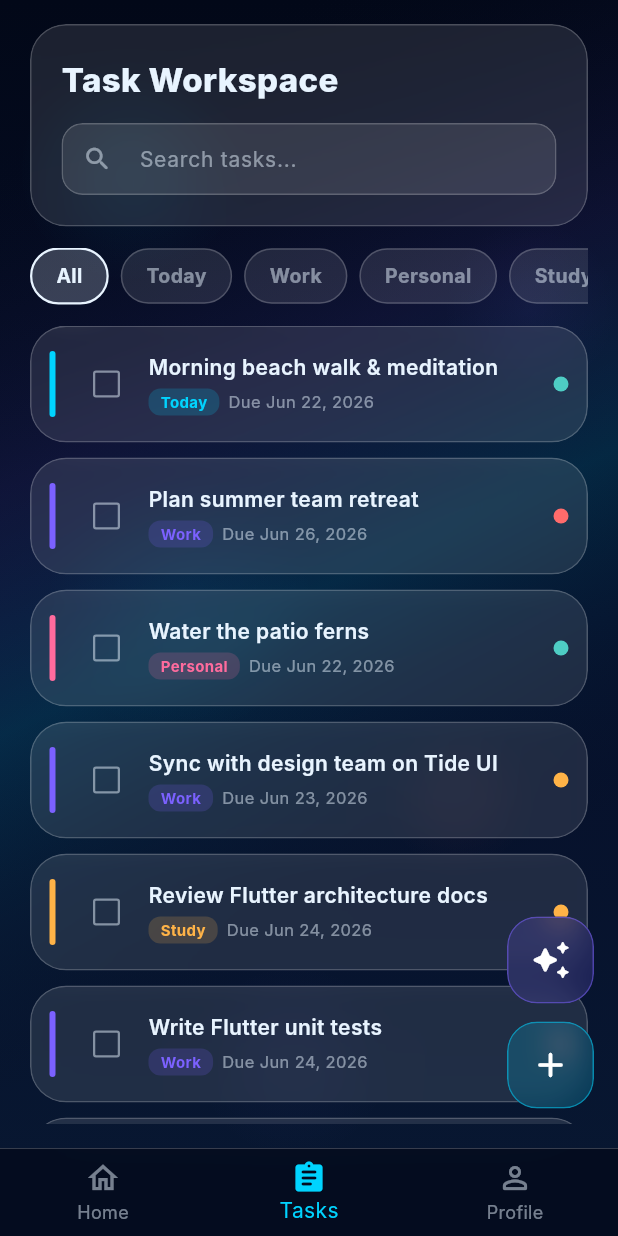
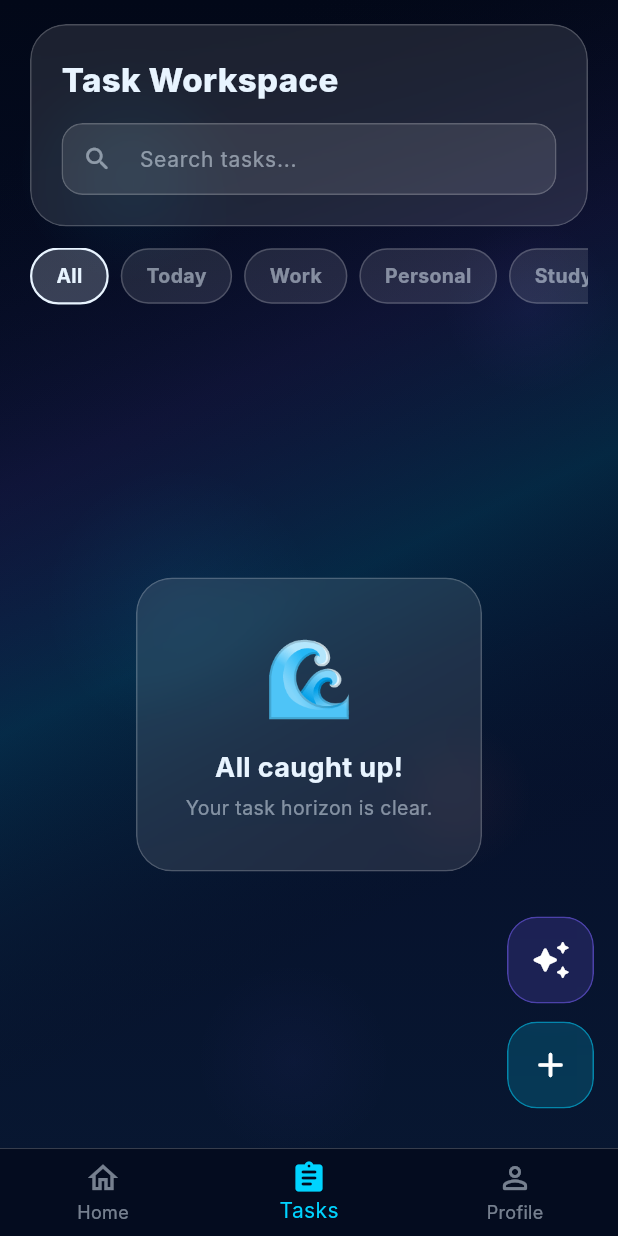
Before and after one commit to abbhi-jit/tide_app, a Flutter app: the screen it shows once a user with an empty profile is signed in, item 2 of the bottom bar chosen, on a phone screen of 412 x 824 dp. Run offline on Flutter 3.47's test engine with Material 3 defaults, Android fonts, the phone set to English and light mode, and no system bars; our stand-ins replace cloud_firestore, firebase_auth, firebase_core, flutter_dotenv, google_generative_ai; accounts and stored records are empty; Roboto replaces fonts that are missing (Inter).

Commit message:
feat: Remove dummy tasks and add delete button

```diff
--- a/lib/main.dart
+++ b/lib/main.dart
@@ -169,6 +169,17 @@ class TaskStorage {
       batch.set(tasksRef.doc(task.id), task.toJson());
     }
     await batch.commit();
+  }
+
+  static Future<void> delete(Task task) async {
+    final user = FirebaseAuth.instance.currentUser;
+    if (user == null) return;
+    await FirebaseFirestore.instance
+        .collection('users')
+        .doc(user.uid)
+        .collection('tasks')
+        .doc(task.id)
+        .delete();
   }
 
   static Future<List<Task>> load() async {
@@ -916,87 +927,19 @@ class _MainNavigationShellState extends State<MainNavigationShell> {
   }
 
   Future<void> _loadTasks() async {
+    final user = FirebaseAuth.instance.currentUser;
+    if (user != null) {
       final saved = await TaskStorage.load();
       setState(() {
         if (saved.isNotEmpty) {
           _globalTasks.addAll(saved);
-      } else {
-        _globalTasks.addAll(_defaultTasks());
-      }
+        }
+      });
+    }
+    setState(() {
       _isLoading = false;
     });
   }
-
-  List<Task> _defaultTasks() => [
-        Task(
-          id: '1',
-          title: 'Morning beach walk & meditation',
-          category: 'Today',
-          priority: 'Low',
-          dueDate: DateTime.now(),
-          notes:
-              'Take a 30-minute peaceful walk along the shoreline. Practice deep breathing.',
-        ),
-        Task(
-          id: '2',
-          title: 'Plan summer team retreat',
-          category: 'Work',
-          priority: 'High',
-          dueDate: DateTime.now().add(const Duration(days: 4)),
-          notes:
-              'Prepare the outline budget, dates, and look into booking a coastal lodge.',
-        ),
-        Task(
-          id: '3',
-          title: 'Water the patio ferns',
-          category: 'Personal',
-          priority: 'Low',
-          dueDate: DateTime.now(),
-          notes: 'Make sure soil is evenly damp. Add balanced fertilizer.',
-        ),
-        Task(
-          id: '4',
-          title: 'Sync with design team on Tide UI',
-          category: 'Work',
-          priority: 'Med',
-          dueDate: DateTime.now().add(const Duration(days: 1)),
-          notes:
-              'Confirm hex mapping tokens and discuss feedback on card components.',
-        ),
-        Task(
-          id: '5',
-          title: 'Review Flutter architecture docs',
-          category: 'Study',
-          priority: 'Med',
-          dueDate: DateTime.now().add(const Duration(days: 2)),
-          notes: 'Deep dive into state management patterns and best practices.',
-        ),
-        Task(
-          id: '6',
-          title: 'Write Flutter unit tests',
-          category: 'Work',
-          priority: 'High',
-          dueDate: DateTime.now().add(const Duration(days: 2)),
-          notes:
-              'Create smoke and regression checks covering onboarding and navigation.',
-        ),
-        Task(
-          id: '7',
-          title: 'Evening yoga session',
-          category: 'Today',
-          priority: 'Low',
-          dueDate: DateTime.now(),
-          notes: 'Unwind with a 40-minute ocean-side yoga routine.',
-        ),
-        Task(
-          id: '8',
-          title: 'Study data structures — Chapter 5',
-          category: 'Study',
-          priority: 'High',
-          dueDate: DateTime.now().add(const Duration(days: 3)),
-          notes: 'Focus on trees and graphs for upcoming exam prep.',
-        ),
-      ];
 
   Future<void> _persistTasks() => TaskStorage.save(_globalTasks);
 
@@ -1054,6 +997,12 @@ class _MainNavigationShellState extends State<MainNavigationShell> {
                   setState(() {});
                   await _persistTasks();
                 },
+                onDelete: () async {
+                  setState(() => _globalTasks.remove(task));
+                  await TaskStorage.delete(task);
+                  if (!context.mounted) return;
+                  Navigator.pop(context);
+                },
               ),
             ),
           );
@@ -1067,7 +1016,7 @@ class _MainNavigationShellState extends State<MainNavigationShell> {
         },
         onDelete: (task) async {
           setState(() => _globalTasks.remove(task));
-          await _persistTasks();
+          await TaskStorage.delete(task); // Actually delete from backend
           if (!context.mounted) return;
           ScaffoldMessenger.of(context).showSnackBar(
             SnackBar(
@@ -1095,6 +1044,12 @@ class _MainNavigationShellState extends State<MainNavigationShell> {
                 onChanged: (_) async {
                   setState(() {});
                   await _persistTasks();
+                },
+                onDelete: () async {
+                  setState(() => _globalTasks.remove(task));
+                  await TaskStorage.delete(task);
+                  if (!context.mounted) return;
+                  Navigator.pop(context);
                 },
               ),
             ),
@@ -1813,11 +1768,13 @@ class _TaskListScreenTabState extends State<TaskListScreenTab> {
 class TaskDetailScreen extends StatefulWidget {
   final Task task;
   final Function(Task) onChanged;
+  final Function() onDelete;
 
   const TaskDetailScreen({
     super.key,
     required this.task,
     required this.onChanged,
+    required this.onDelete,
   });
 
   @override
@@ -1883,6 +1840,23 @@ class _TaskDetailScreenState extends State<TaskDetailScreen> {
                         ),
                       ],
                     ),
+                    Row(
+                      children: [
+                        GlassCard(
+                          borderRadius: 14,
+                          padding: EdgeInsets.zero,
+                          child: IconButton(
+                            icon: const Icon(
+                              Icons.delete_outline_rounded,
+                              color: Colors.redAccent,
+                              size: 18,
+                            ),
+                            onPressed: () {
+                              widget.onDelete();
+                            },
+                          ),
+                        ),
+                        const SizedBox(width: 12),
                         GlassCard(
                           borderRadius: 14,
                           padding: EdgeInsets.zero,
@@ -1907,6 +1881,8 @@ class _TaskDetailScreenState extends State<TaskDetailScreen> {
                               }
                             },
                           ),
+                        ),
+                      ],
                     ),
                   ],
                 ),
```
Lines whose indentation alone changed are shown as unchanged.
